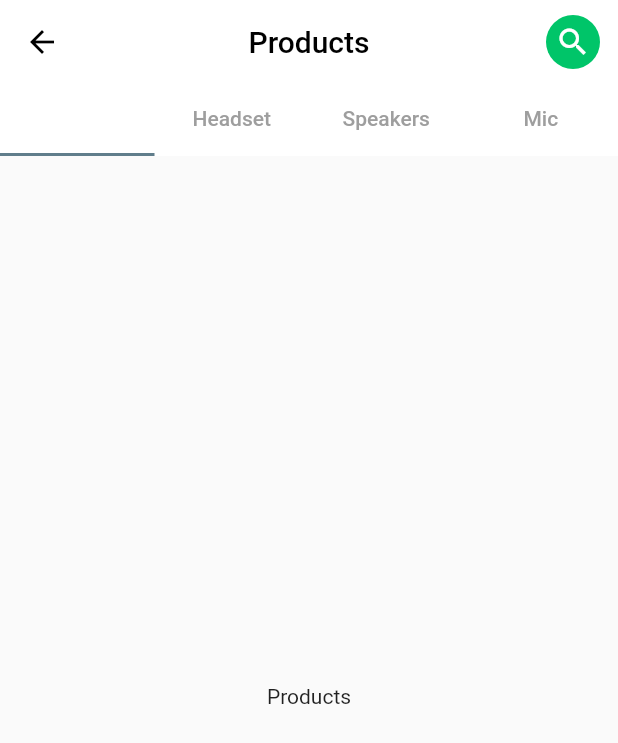
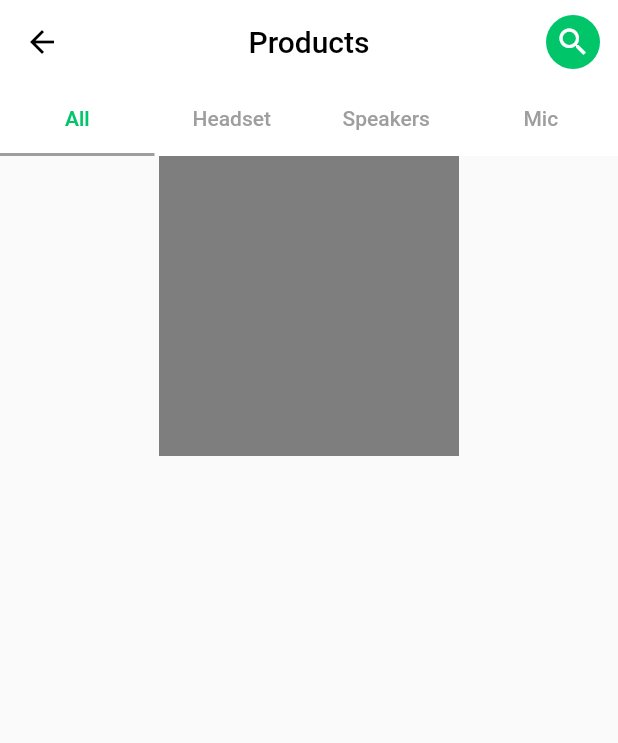
Before and after one commit to malavikaac/Flutter_Shopping_App_UI, a Flutter app: the screen it shows after launch, after a tap on "See All", on a phone screen of 412 x 824 dp. Shown: the top 743 px of the screen. Run offline on Flutter 3.47's test engine with Material 2 defaults, Android fonts, the phone set to English and light mode, and no system bars; our stand-ins replace flutter_svg.

Commit message:
module - created a all products page

```diff
--- /dev/null
+++ b/lib/bottom navigation pages/explrorepage/all_products_page.dart
@@ -0,0 +1,20 @@
+import 'package:flutter/material.dart';
+import 'package:shopping_ui_screen/constants/colors.dart';
+
+class AllProdudtsPage extends StatefulWidget {
+  const AllProdudtsPage({super.key});
+
+  @override
+  State<AllProdudtsPage> createState() => _AllProdudtsPageState();
+}
+
+class _AllProdudtsPageState extends State<AllProdudtsPage> {
+  @override
+  Widget build(BuildContext context) {
+    return Container(
+      height: 200,
+      width: 200,
+      color: myColors.iconBottomGreyColor,
+    );
+  }
+}
--- a/lib/bottom navigation pages/explrorepage/explore_Page.dart
+++ b/lib/bottom navigation pages/explrorepage/explore_Page.dart
@@ -67,15 +67,16 @@ class ExplorePage extends StatelessWidget {
                         padding: const EdgeInsets.symmetric(
                             horizontal: 5, vertical: 15),
                         child: myWidget.titleText(
+                          color: myColors.titleTextColor,
                             fontWeight: FontWeight.w500,
                             text: "Best Selling",
                             fontSize: 18)),
                     //********************Text Button*************************/
                     Padding(
                         padding: const EdgeInsets.symmetric(
-                            horizontal: 5, vertical: 10),
+                            horizontal: 5, vertical: 8),
                         child: myWidget.button(
-                            fontSize: 15,
+                            fontSize: 14,
                             fontWeight: FontWeight.w500,
                             color: myColors.blackColor,
                             onPressed: () {
@@ -85,7 +86,7 @@ class ExplorePage extends StatelessWidget {
                                     builder: (context) => ProductPage(),
                                   ));
                             },
-                            text: "See All")),
+                            text: "See All",)),
                   ],
                 ),
                 //*******************Products Images*************************/
--- a/lib/bottom navigation pages/explrorepage/products_page.dart
+++ b/lib/bottom navigation pages/explrorepage/products_page.dart
@@ -1,4 +1,5 @@
 import 'package:flutter/material.dart';
+import 'package:shopping_ui_screen/bottom%20navigation%20pages/explrorepage/all_products_page.dart';
 import 'package:shopping_ui_screen/constants/colors.dart';
 import 'package:shopping_ui_screen/constants/widgets.dart';
 
@@ -10,7 +11,6 @@ class ProductPage extends StatefulWidget {
 }
 
 class _ProductPageState extends State<ProductPage> {
-
   @override
   Widget build(BuildContext context) {
     return DefaultTabController(
@@ -19,25 +19,28 @@ class _ProductPageState extends State<ProductPage> {
         appBar: AppBar(
           elevation: 0,
           centerTitle: true,
-          title: Text("Products",
-          style: TextStyle(
-            color:myColors.blackColor
+          title: Text(
+            "Products",
+            style: TextStyle(color: myColors.blackColor),
           ),
-          ) ,
-         iconTheme: IconThemeData(color:myColors.blackColor),
+          iconTheme: IconThemeData(color: myColors.blackColor),
           backgroundColor: myColors.whiteColor,
           actions: [
             Padding(
-              padding: const EdgeInsets.symmetric(horizontal: 10,vertical: 10),
+              padding: const EdgeInsets.symmetric(horizontal: 10, vertical: 10),
               child: myWidget.iconAvatar(
                   backGroundColor: myColors.greenColor,
                   icon: Icons.search,
                   iconColor: myColors.whiteColor),
             ),
           ],
-          bottom:  TabBar(
+          bottom: TabBar(
             unselectedLabelColor: myColors.greyTextColor,
-
+            dividerColor:myColors.greyTextColor ,
+            indicatorColor: myColors.greyTextColor,
+            labelColor: myColors.greenColor,
+            labelPadding: const EdgeInsets.symmetric(horizontal: 5),
+            indicatorWeight: 2,
             tabs: const [
               Tab(
                 text: "All",
@@ -53,13 +56,10 @@ class _ProductPageState extends State<ProductPage> {
               )
             ],
           ),
-
         ),
-         body: const TabBarView(
+        body:  const TabBarView(
           children: [
-            Center(
-              child: Text("Products"),
-            ),
+          Column(children: [AllProdudtsPage()]),
             Center(
               child: Text("Headset"),
             ),
--- a/lib/constants/widgets.dart
+++ b/lib/constants/widgets.dart
@@ -41,7 +41,7 @@ class MyWidget {
         onPressed: onPressed as void Function(),
         child: Text(text,
             style: TextStyle(
-                fontSize: fontSize, fontWeight: fontWeight, color: color)));
+                fontSize: fontSize, fontWeight: fontWeight, color: color,decoration: TextDecoration.underline)));
   }
 
   Widget normalText(
```
